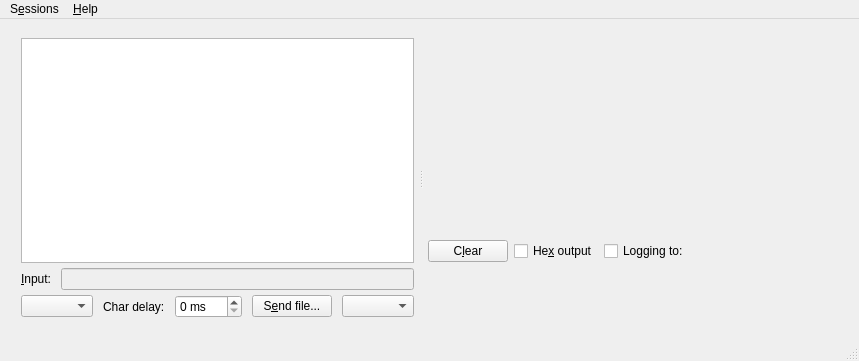
asanza/CuteCom, file mainwindow.ui: the form before one commit.
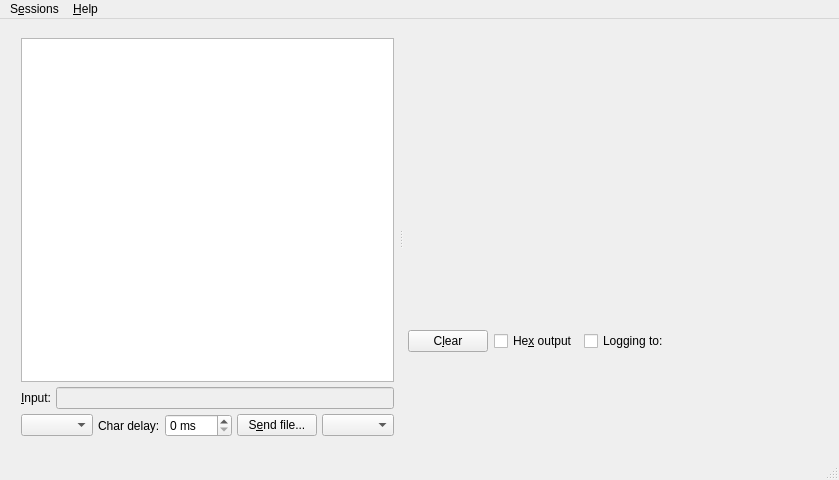
The form after the commit. Icons and pictures are not drawn. Custom widgets are drawn as their Qt base class.

Commit message: fix children overlapping

What changed in the file:
```diff
--- a/mainwindow.ui
+++ b/mainwindow.ui
@@ -6,8 +6,8 @@
    <rect>
     <x>0</x>
     <y>0</y>
-    <width>576</width>
-    <height>361</height>
+    <width>640</width>
+    <height>480</height>
    </rect>
   </property>
   <property name="windowTitle">
@@ -35,6 +35,15 @@
       <property name="frameShape">
        <enum>QFrame::NoFrame</enum>
       </property>
+      <property name="orientation">
+       <enum>Qt::Horizontal</enum>
+      </property>
+      <property name="opaqueResize">
+       <bool>true</bool>
+      </property>
+      <property name="childrenCollapsible">
+       <bool>false</bool>
+      </property>
       <widget class="QFrame" name="frame_input">
        <property name="sizePolicy">
         <sizepolicy hsizetype="Preferred" vsizetype="Preferred">
@@ -72,12 +81,6 @@
         </property>
         <item>
          <widget class="QListWidget" name="m_command_history">
-          <property name="sizePolicy">
-           <sizepolicy hsizetype="MinimumExpanding" vsizetype="Expanding">
-            <horstretch>0</horstretch>
-            <verstretch>0</verstretch>
-           </sizepolicy>
-          </property>
           <property name="minimumSize">
            <size>
             <width>0</width>
@@ -87,12 +90,15 @@
           <property name="alternatingRowColors">
            <bool>true</bool>
           </property>
+          <property name="sortingEnabled">
+           <bool>true</bool>
+          </property>
          </widget>
         </item>
         <item>
          <layout class="QHBoxLayout" name="horizontalLayout">
           <property name="spacing">
-           <number>10</number>
+           <number>5</number>
           </property>
           <item>
            <widget class="QLabel" name="label_input">
@@ -116,7 +122,7 @@
         <item>
          <layout class="QHBoxLayout" name="m_input_layout_h">
           <property name="spacing">
-           <number>10</number>
+           <number>5</number>
           </property>
           <property name="topMargin">
            <number>0</number>
@@ -324,8 +330,8 @@
     <rect>
      <x>0</x>
      <y>0</y>
-     <width>576</width>
-     <height>19</height>
+     <width>640</width>
+     <height>30</height>
     </rect>
    </property>
    <widget class="QMenu" name="menuSessions">
```
